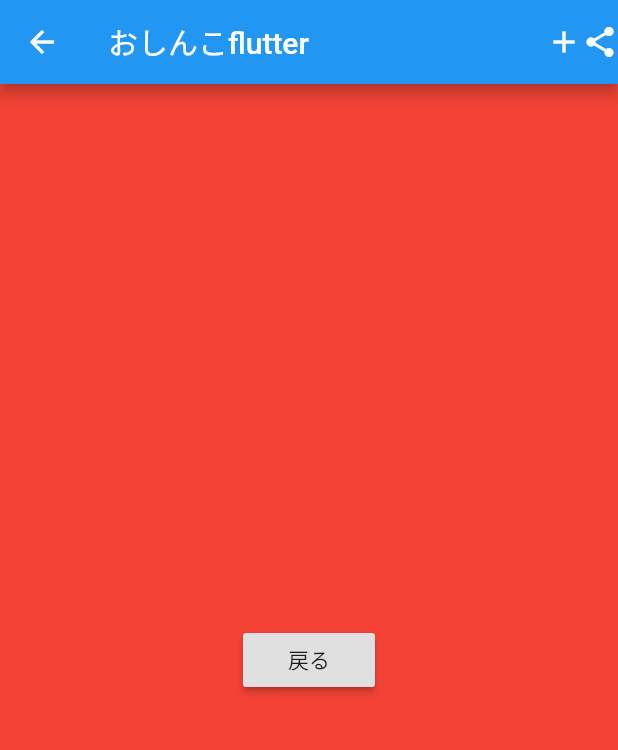
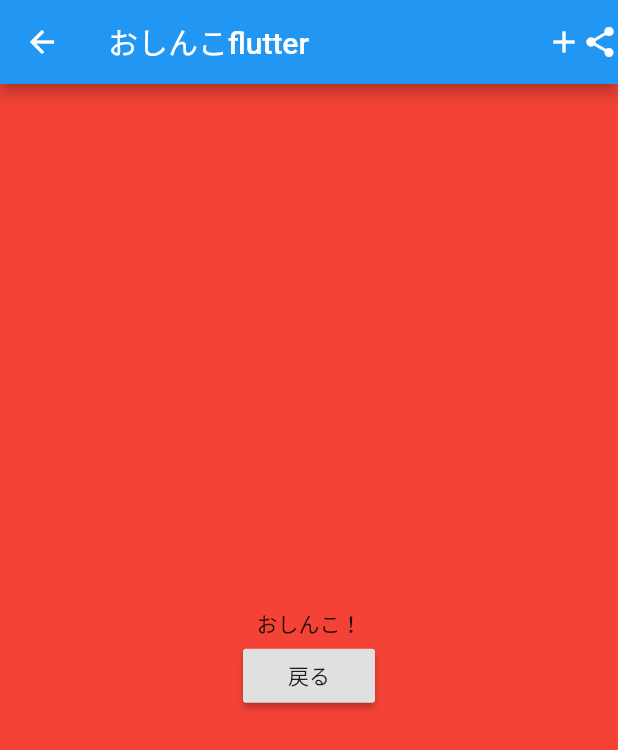
Before and after one commit to oshinkoshinko/myapp, a Flutter app: the screen it shows after launch, after a tap on "次へ", on a phone screen of 412 x 824 dp. Shown: the top 750 px of the screen. Run offline on Flutter 3.47's test engine with Material 2 defaults, Android fonts, the phone set to English and light mode, and no system bars.

Commit message:
Add navigation with data func

```diff
--- a/lib/main.dart
+++ b/lib/main.dart
@@ -15,16 +15,17 @@ class MyApp extends StatelessWidget {
 
         primarySwatch: Colors.blue,
       ),
-      //最初のページは/ですよ
-      initialRoute: '/',
-      routes: {
-        // When navigating to the "/" route, build the FirstScreen widget.
-        // 最初のページ"/"はMyHomePageですよ
-        '/': (context) => MyHomePage(),
-        // When navigating to the "/second" route, build the SecondScreen widget.
-        //2番目のページはNextPageですよ
-        '/second': (context) => NextPage(),
-      },
+      home: MyHomePage(title: "Flutter Demo"),
+      // //最初のページは/ですよ
+      // initialRoute: '/',
+      // routes: {
+      //   // When navigating to the "/" route, build the FirstScreen widget.
+      //   // 最初のページ"/"はMyHomePageですよ
+      //   '/': (context) => MyHomePage(),
+      //   // When navigating to the "/second" route, build the SecondScreen widget.
+      //   //2番目のページはNextPageですよ
+      //   '/second': (context) => NextPage(),
+      // },
     );
   }
 }
@@ -57,6 +58,9 @@ class _MyHomePageState extends State<MyHomePage> {
     });
   }
 
+  //初期値を次へにして画面が戻ってきたときに引数を格納する
+  String text = '次へ';
+
   @override
   Widget build(BuildContext context) {
 
@@ -71,18 +75,20 @@ class _MyHomePageState extends State<MyHomePage> {
       //option + EnterでCenterを付けたり、削除できる
       body: Center(
         child: RaisedButton(
-        child: Text('次へ'),
-          onPressed: (){
+        child: Text(text),
+          onPressed: () async{
             //クリック時の処理をかく
             //画面遷移1 公式document参照
-            // Navigator.push(
-            //   context,
-            //   MaterialPageRoute(builder: (context) => NextPage()),
-            // );
-            //画面遷移2
-            Navigator.pushNamed(context, '/second');
-
-
+            //final resultを追記して、戻るボタンの引数を格納
+            final result = await Navigator.push(
+              context,
+              MaterialPageRoute(builder: (context) => NextPage("おしんこ！")),
+            );
+            //戻るボタンの引数がresultに格納されるのでそれをtextに格納
+            text = result;
+            print(result);
+            // //画面遷移2
+            // Navigator.pushNamed(context, '/second');
           },
         ),
       ),
--- a/lib/next_page.dart
+++ b/lib/next_page.dart
@@ -2,6 +2,11 @@ import 'package:flutter/cupertino.dart';
 import 'package:flutter/material.dart';
 
 class NextPage extends StatelessWidget {
+
+  //変数の初期化 前ページの引数を格納
+  NextPage(this.name);
+  final String name;
+
   @override
   Widget build(BuildContext context) {
     return Scaffold(
@@ -14,29 +19,26 @@ class NextPage extends StatelessWidget {
       //option + EnterでCenterを付けたり、削除できる
       body: Container(
         color: Colors.red,
-        child: Center(
+        child: Column(
+          mainAxisAlignment: MainAxisAlignment.center,
+          children: <Widget>[
+            //前ページのtextが渡されている
+            Text(name),
+            Center(
 
-          // child: Column(
-          //   mainAxisAlignment: MainAxisAlignment.center,
-          //   children: <Widget>[
-          //     Text(
-          //       'ボタンを押してみよう！',
-          //     ),
-          //     Text('簡単！！'),
-          //
-          //   ],
-          // ),
               child: RaisedButton(
                 child: Text('戻る'),
                 onPressed: (){
                   //クリック時の処理をかく
-              //画面遷移 公式document参照
-              Navigator.pop(context);
+                  //画面遷移 公式document参照 戻るときに引数を持たすことができる
+                  Navigator.pop(context, 'おしんこバック');
 
 
                 },
               ),
             ),
+          ],
+        ),
       ),
     );
   }
```
Lines whose indentation alone changed are shown as unchanged.
